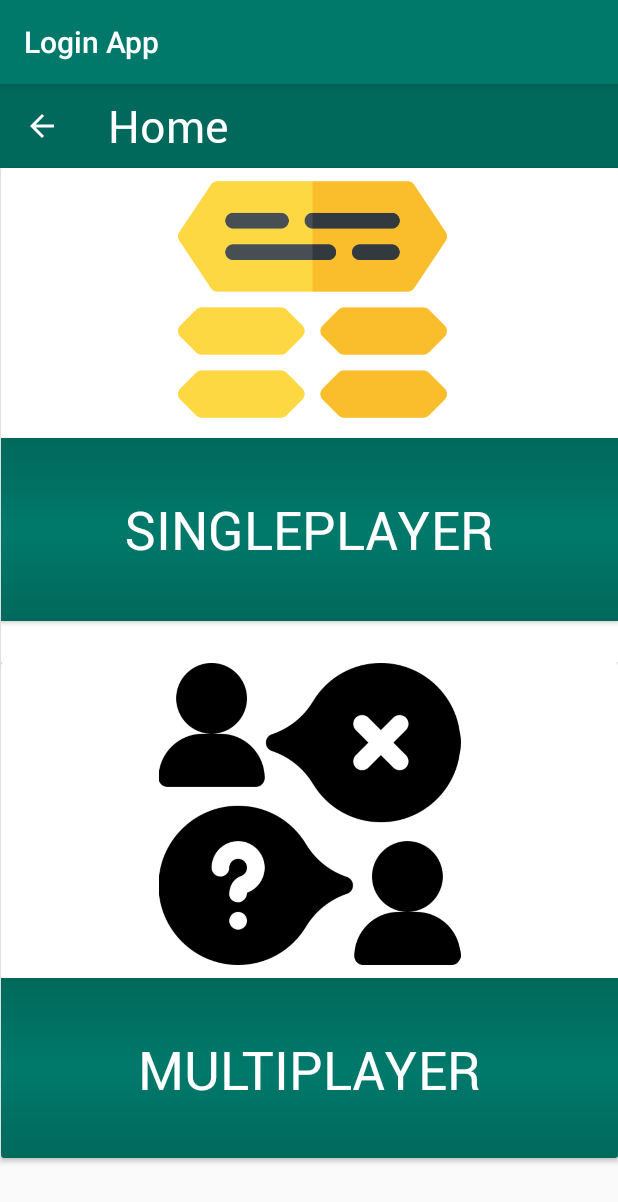
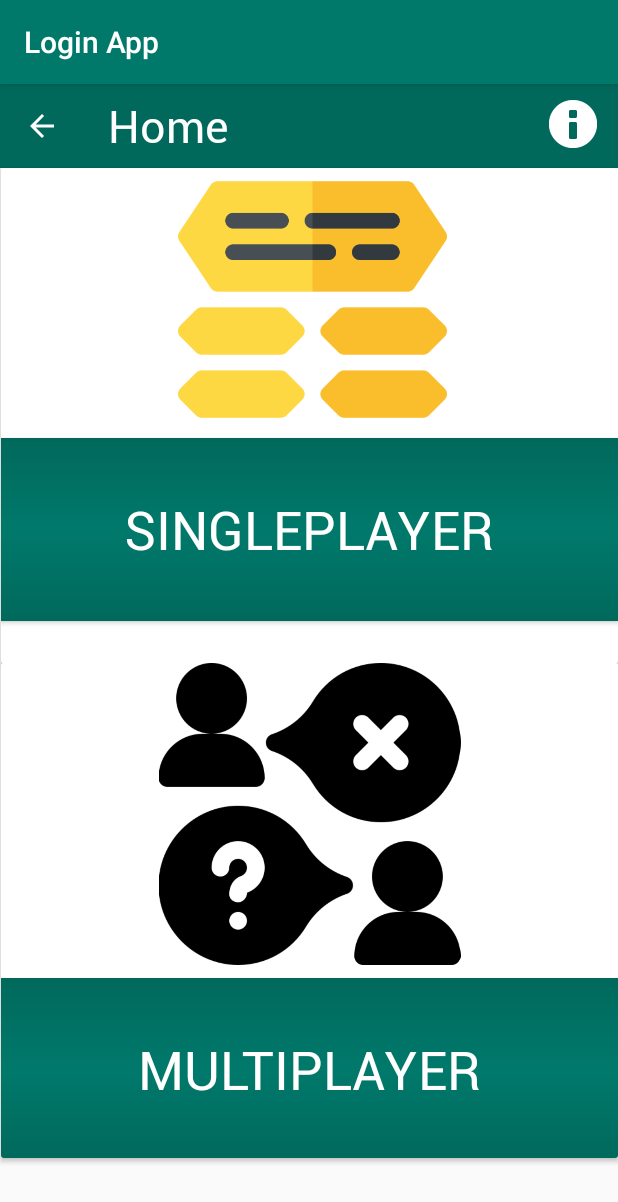
Before and after one commit to AIR-FOI-HR/AIR2002, an Android app: the MainMenu screen opened directly, with no data from a screen before it, on a phone screen of 412 x 824 dp. Shown: the top 1202 px of the screen. Run offline under Robolectric (Android 15) with nearby library versions, the light colour scheme and no system bars.

Commit message:
Added info button on Home page

```diff
--- a/app/src/main/res/layout/main_menu.xml
+++ b/app/src/main/res/layout/main_menu.xml
@@ -33,6 +33,17 @@
 
     </androidx.appcompat.widget.Toolbar>
 
+
+    <ImageButton
+        android:id="@+id/aboutUs_btn"
+        android:layout_width="60dp"
+        android:layout_height="53dp"
+        android:background="@color/colorPrimaryDark"
+        android:contentDescription="@string/about_us"
+        android:tint="@color/buttonTextColor"
+        app:layout_constraintEnd_toEndOf="parent"
+        app:layout_constraintTop_toTopOf="parent"
+        app:srcCompat="@android:drawable/ic_dialog_info" />
 
     <androidx.cardview.widget.CardView
         android:id="@+id/cardView"
```
Also changed, not shown: app/src/main/res/drawable/info_black.png (added).
